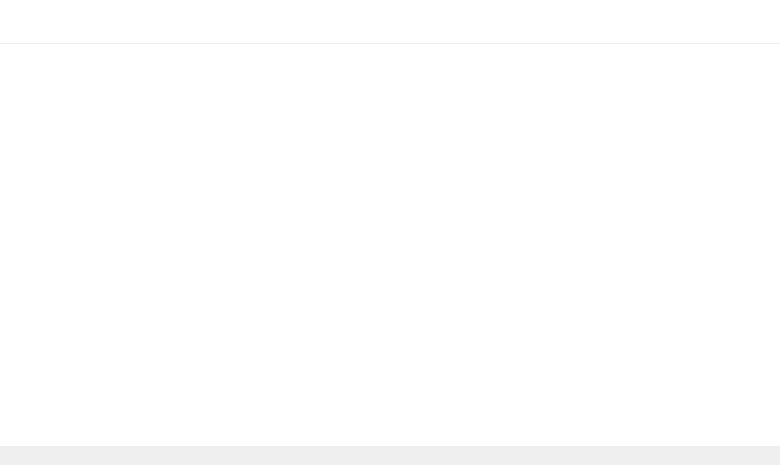
The window that src/ui/mainwindow.ui (thm-projects/arsnova-overlay) describes before a commit, drawn with Qt 5.
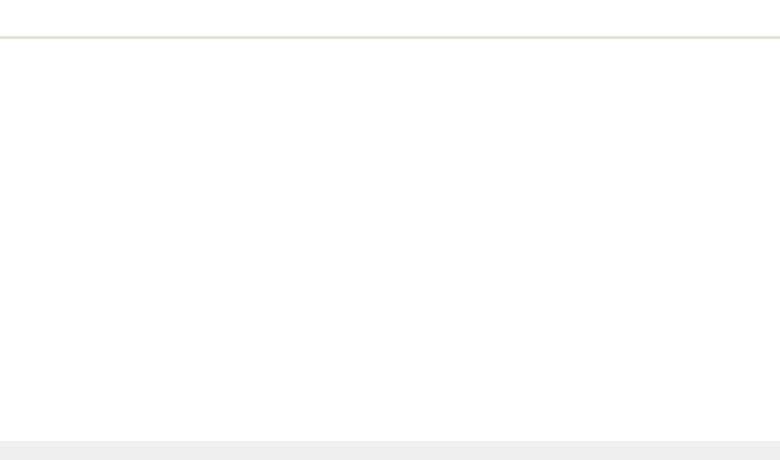
The same window after the commit. Icons and pictures are not drawn.

The edit to the form file:
```diff
--- a/src/ui/mainwindow.ui
+++ b/src/ui/mainwindow.ui
@@ -7,7 +7,7 @@
     <x>0</x>
     <y>0</y>
     <width>780</width>
-    <height>465</height>
+    <height>460</height>
    </rect>
   </property>
   <property name="sizePolicy">
@@ -19,13 +19,13 @@
   <property name="minimumSize">
    <size>
     <width>780</width>
-    <height>465</height>
+    <height>460</height>
    </size>
   </property>
   <property name="maximumSize">
    <size>
-    <width>784</width>
-    <height>465</height>
+    <width>780</width>
+    <height>460</height>
    </size>
   </property>
   <property name="windowTitle">
@@ -42,6 +42,18 @@
    <bool>true</bool>
   </property>
   <widget class="QWidget" name="centralwidget">
+   <property name="minimumSize">
+    <size>
+     <width>780</width>
+     <height>0</height>
+    </size>
+   </property>
+   <property name="maximumSize">
+    <size>
+     <width>780</width>
+     <height>16777215</height>
+    </size>
+   </property>
    <property name="autoFillBackground">
     <bool>false</bool>
    </property>
@@ -79,12 +91,13 @@
           <property name="styleSheet">
            <string notr="true">QWidget {
 	background-color: #fff;
-	border-bottom: 1px solid #eee;
+	border-bottom: 3px solid #dfe8d7;
 }
 
 QPushButton {
-	border: 0px solid #fff;
-	border-right: 1px solid #fff;
+	border: 1px solid #fff;
+	border-left: 0px solid #fff;
+	border-bottom: 3px solid #dfe8d7;
 	padding: 16px;
 	background-color: #fff;
 	text-align: center;
@@ -104,6 +117,7 @@
 	background-color: #55ad3d;
 	color: #fff;
 	font-weight: bold;
+	border-bottom: 3px solid #fff;
 }
 
 QPushButton[accessibleName=&quot;infoButton&quot;],
@@ -131,7 +145,11 @@
             <number>0</number>
            </property>
            <item>
-            <layout class="QHBoxLayout" name="buttonHorizontalLayout"/>
+            <layout class="QHBoxLayout" name="buttonHorizontalLayout">
+             <property name="spacing">
+              <number>0</number>
+             </property>
+            </layout>
            </item>
           </layout>
          </widget>
```
Left out of the diff: 2 changed lines with no effect on the pictures.
